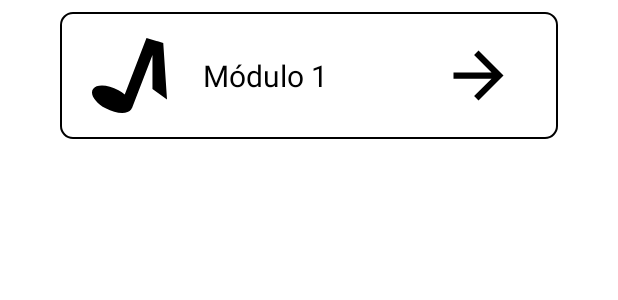
After one commit to aledosreis/TCC-Colcheius, an Android app: the layout item_list_module.xml on its own in the app's theme, with its tools: preview values and no code run, on a phone screen of 412 x 824 dp. The commit adds this screen. Shown: the top 300 px of the screen. Run offline under Robolectric (Android 15) with nearby library versions, the phone set to English and light mode, and no system bars.

Commit message:
adicionando listas estaticas ao ranking e a tela de módulos

```diff
--- a/app/build.gradle
+++ b/app/build.gradle
@@ -52,4 +52,7 @@ dependencies {
 
     //CircleImageView
     implementation 'de.hdodenhof:circleimageview:3.1.0'
+
+    //Groupie (RecyclerView adapters library)
+    implementation "com.xwray:groupie:2.1.0"
 }
--- /dev/null
+++ b/app/src/main/res/drawable/ic_arrow_forward.xml
@@ -0,0 +1,11 @@
+<vector xmlns:android="http://schemas.android.com/apk/res/android"
+    android:width="24dp"
+    android:height="24dp"
+    android:viewportWidth="24"
+    android:viewportHeight="24"
+    android:tint="?attr/colorControlNormal"
+    android:autoMirrored="true">
+  <path
+      android:fillColor="@android:color/white"
+      android:pathData="M12,4l-1.41,1.41L16.17,11H4v2h12.17l-5.58,5.59L12,20l8,-8z"/>
+</vector>
--- /dev/null
+++ b/app/src/main/res/drawable/item_background.xml
@@ -0,0 +1,5 @@
+<?xml version="1.0" encoding="utf-8"?>
+<shape xmlns:android="http://schemas.android.com/apk/res/android">
+    <stroke android:width="1dp" android:color="@color/black" />
+    <corners android:radius="8dp" />
+</shape>
--- a/app/src/main/res/layout/fragment_ranking.xml
+++ b/app/src/main/res/layout/fragment_ranking.xml
@@ -21,6 +21,7 @@
         app:layout_constraintTop_toTopOf="parent" />
 
     <androidx.recyclerview.widget.RecyclerView
+        android:id="@+id/ranking_list"
         android:layout_width="match_parent"
         android:layout_height="0dp"
         android:layout_marginTop="16dp"
--- /dev/null
+++ b/app/src/main/res/layout/item_list_module.xml
@@ -0,0 +1,48 @@
+<?xml version="1.0" encoding="utf-8"?>
+<androidx.constraintlayout.widget.ConstraintLayout xmlns:android="http://schemas.android.com/apk/res/android"
+    xmlns:app="http://schemas.android.com/apk/res-auto"
+    android:layout_width="match_parent"
+    android:layout_height="wrap_content"
+    xmlns:tools="http://schemas.android.com/tools"
+    android:layout_marginHorizontal="40dp"
+    android:layout_marginVertical="8dp"
+    android:background="@drawable/item_background">
+
+    <ImageView
+        android:id="@+id/image_module"
+        android:layout_width="50dp"
+        android:layout_height="50dp"
+        android:layout_marginStart="21dp"
+        android:layout_marginVertical="17dp"
+        android:src="@drawable/ic_lesson"
+        app:layout_constraintBottom_toBottomOf="parent"
+        app:layout_constraintStart_toStartOf="parent"
+        app:layout_constraintTop_toTopOf="parent" />
+
+    <TextView
+        android:id="@+id/module_name"
+        android:layout_width="wrap_content"
+        android:layout_height="wrap_content"
+        android:layout_gravity="center"
+        android:layout_marginStart="24dp"
+        tools:text="Módulo 1"
+        android:textColor="@color/black"
+        android:textSize="20sp"
+        app:layout_constraintBottom_toBottomOf="parent"
+        app:layout_constraintStart_toEndOf="@id/image_module"
+        app:layout_constraintTop_toTopOf="parent" />
+
+    <ImageView
+        android:id="@+id/go_on_btn"
+        android:layout_width="50dp"
+        android:layout_height="50dp"
+        android:layout_gravity="center"
+        android:layout_marginEnd="28dp"
+        android:src="@drawable/ic_arrow_forward"
+        app:layout_constraintBottom_toBottomOf="parent"
+        app:layout_constraintEnd_toEndOf="parent"
+        app:layout_constraintTop_toTopOf="parent"
+        app:tint="@color/black" />
+
+
+</androidx.constraintlayout.widget.ConstraintLayout>
```
Also changed, not shown: app/src/main/java/com/tcc/colcheius/LessonsFragment.kt (+49 -39 lines), app/src/main/java/com/tcc/colcheius/ProfileFragment.kt (+1 -42 lines), app/src/main/java/com/tcc/colcheius/RankingFragment.kt (+32 -38 lines), app/src/main/res/drawable/ic_lock.xml (added, +10 -0 lines), app/src/main/res/layout/fragment_lessons.xml (+4 -3 lines), app/src/main/res/layout/item_list_ranking.xml (added, +48 -0 lines).
